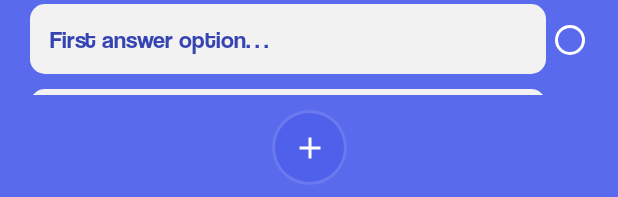
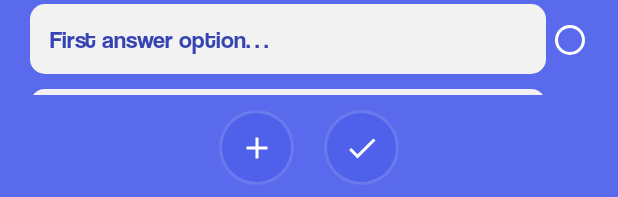
Before and after one commit to stroescump/QuizzApp, an Android app: the layout activity_create_quiz.xml on its own in the app's theme, with its tools: preview values and no code run, on a phone screen of 412 x 824 dp. Shown: the part 1036-1233 px from the top of the screen. Run offline under Robolectric (Android 15) with nearby library versions, the light colour scheme and no system bars.

Commit message:
btn for marking quiz done

```diff
--- a/app/src/main/java/com/irinamihaila/quizzapp/ui/newquizz/createquiz/CreateQuizActivity.kt
+++ b/app/src/main/java/com/irinamihaila/quizzapp/ui/newquizz/createquiz/CreateQuizActivity.kt
@@ -6,6 +6,7 @@ import androidx.lifecycle.lifecycleScope
 import com.irinamihaila.quizzapp.databinding.ActivityCreateQuizBinding
 import com.irinamihaila.quizzapp.models.Question
 import com.irinamihaila.quizzapp.ui.base.BaseActivity
+import com.irinamihaila.quizzapp.ui.dashboard.DashboardActivity
 import com.irinamihaila.quizzapp.ui.dashboard.QuizCategory
 import com.irinamihaila.quizzapp.ui.newquizz.QuizItemAdapter
 import com.irinamihaila.quizzapp.ui.newquizz.takequiz.QuizViewModel
@@ -52,8 +53,11 @@ class CreateQuizActivity : BaseActivity() {
     }
 
     override fun setupListeners() {
-        binding.btnAddMore.setOnClickListener {
-            showQuestionsBottomSheet()
+        with(binding) {
+            btnAddMore.setOnClickListener {
+                showQuestionsBottomSheet()
+            }
+            btnQuizDone.setOnClickListener { navigateTo(DashboardActivity::class.java, true) }
         }
     }
 
@@ -76,7 +80,7 @@ class CreateQuizActivity : BaseActivity() {
                 QuizItemAdapter(mutableListOf(), isEditMode) { question, pos ->
                     showQuestionsBottomSheet(question, pos)
                 }
-            if (isNewQuiz) {
+            if (isNewQuiz || getQuizAdapter().itemCount == 0) {
                 tvNoQuestions.show()
             }
         }
@@ -104,6 +108,7 @@ class CreateQuizActivity : BaseActivity() {
                         res.successData?.apply {
                             questions?.let {
                                 val questionsList = it.filterNotNull()
+                                if(questionsList.isNotEmpty()) binding.tvNoQuestions.hide()
                                 getQuizAdapter().refreshList(questionsList)
                             }
                         }
--- /dev/null
+++ b/app/src/main/res/drawable/check.xml
@@ -0,0 +1,5 @@
+<vector android:height="24dp" android:tint="#FFFFFF"
+    android:viewportHeight="24" android:viewportWidth="24"
+    android:width="24dp" xmlns:android="http://schemas.android.com/apk/res/android">
+    <path android:fillColor="@android:color/white" android:pathData="M9,16.17L4.83,12l-1.42,1.41L9,19 21,7l-1.41,-1.41z"/>
+</vector>
--- a/app/src/main/res/layout/activity_create_quiz.xml
+++ b/app/src/main/res/layout/activity_create_quiz.xml
@@ -38,12 +38,25 @@
         android:id="@+id/btnAddMore"
         android:layout_width="@dimen/dimen_50dp"
         android:layout_height="@dimen/dimen_50dp"
+        android:layout_marginEnd="@dimen/dimen_20dp"
         android:layout_marginBottom="@dimen/dimen_10dp"
         android:background="@drawable/bg_profile_dashboard"
         android:src="@drawable/add"
         app:layout_constraintBottom_toBottomOf="parent"
+        app:layout_constraintEnd_toStartOf="@id/btnQuizDone"
+        app:layout_constraintHorizontal_chainStyle="packed"
+        app:layout_constraintStart_toStartOf="parent" />
+
+    <androidx.appcompat.widget.AppCompatImageButton
+        android:id="@+id/btnQuizDone"
+        android:layout_width="@dimen/dimen_50dp"
+        android:layout_height="@dimen/dimen_50dp"
+        android:layout_marginBottom="@dimen/dimen_10dp"
+        android:background="@drawable/bg_profile_dashboard"
+        android:src="@drawable/check"
+        app:layout_constraintBottom_toBottomOf="parent"
         app:layout_constraintEnd_toEndOf="parent"
-        app:layout_constraintStart_toStartOf="parent" />
+        app:layout_constraintStart_toEndOf="@id/btnAddMore" />
 
     <include
         android:id="@+id/layoutProgress"
```
